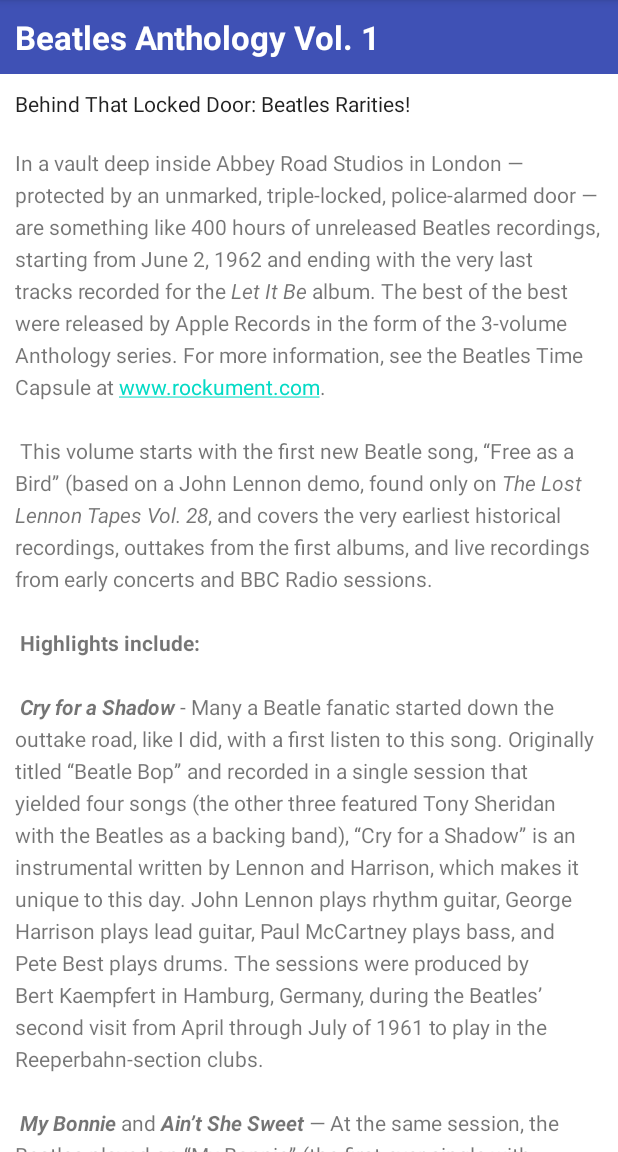
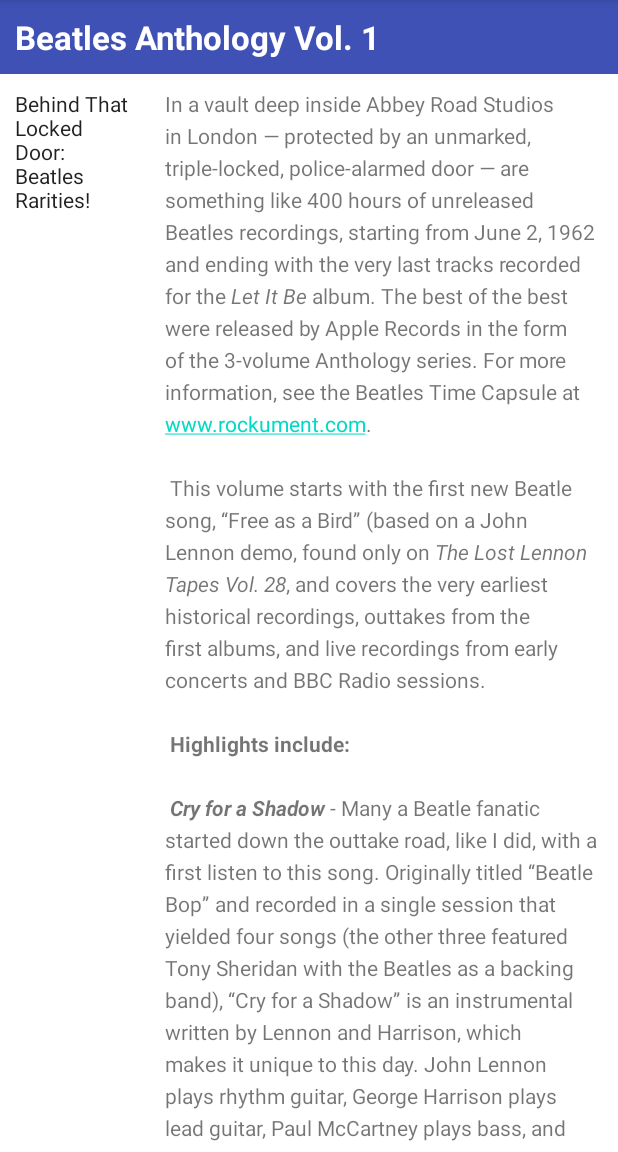
Before and after one commit to Aavash-KC/Text-and-scrolling-views, an Android app: the screen it shows after launch (MainActivity), on a phone screen of 412 x 824 dp, the part 84-1236 px from its top. Run offline under Robolectric (Android 15) with nearby library versions, the phone set to English and light mode, and no system bars.

Commit message:
completed homework

```diff
--- a/app/src/main/res/layout/activity_main.xml
+++ b/app/src/main/res/layout/activity_main.xml
@@ -18,39 +18,44 @@
         android:textColor="@android:color/white"
         android:textStyle="bold" />
 
-    <TextView
-        android:id="@+id/article_subheading"
-        android:layout_width="match_parent"
-        android:layout_height="wrap_content"
-        android:layout_below="@id/article_heading"
-        android:padding="@dimen/padding_regular"
-        android:text="@string/article_subtitle"
-        android:textAppearance=
-            "@android:style/TextAppearance.DeviceDefault" />
+<!--    <TextView-->
+<!--        android:id="@+id/article_subheading"-->
+<!--        android:layout_width="match_parent"-->
+<!--        android:layout_height="wrap_content"-->
+<!--        android:layout_below="@id/article_heading"-->
+<!--        android:padding="@dimen/padding_regular"-->
+<!--        android:text="@string/article_subtitle"-->
+<!--        android:textAppearance="@android:style/TextAppearance.DeviceDefault" />-->
 
     <ScrollView
         android:layout_width="wrap_content"
         android:layout_height="wrap_content"
-        android:layout_below="@id/article_subheading">
+        android:layout_below="@id/article_heading">
 
         <LinearLayout
             android:layout_width="match_parent"
             android:layout_height="wrap_content"
-            android:orientation="vertical">
+            android:orientation="horizontal">
+
+            <TextView
+            android:id="@+id/article_subheading"
+            android:layout_width="100dp"
+            android:layout_height="wrap_content"
+            android:layout_below="@id/article_heading"
+            android:padding="@dimen/padding_regular"
+            android:text="@string/article_subtitle"
+            android:textAppearance="@android:style/TextAppearance.DeviceDefault" />
 
             <TextView
                 android:id="@+id/article"
                 android:layout_width="wrap_content"
                 android:layout_height="wrap_content"
+                android:layout_below="@id/article_heading"
                 android:autoLink="web"
                 android:lineSpacingExtra="@dimen/line_spacing"
                 android:padding="@dimen/padding_regular"
                 android:text="@string/article_text" />
-            <Button
-                android:layout_width="wrap_content"
-                android:layout_height="wrap_content"
-                android:id="@+id/comment_button"
-                android:text="@string/add_comment"/>
+
         </LinearLayout>
 
     </ScrollView>
```
